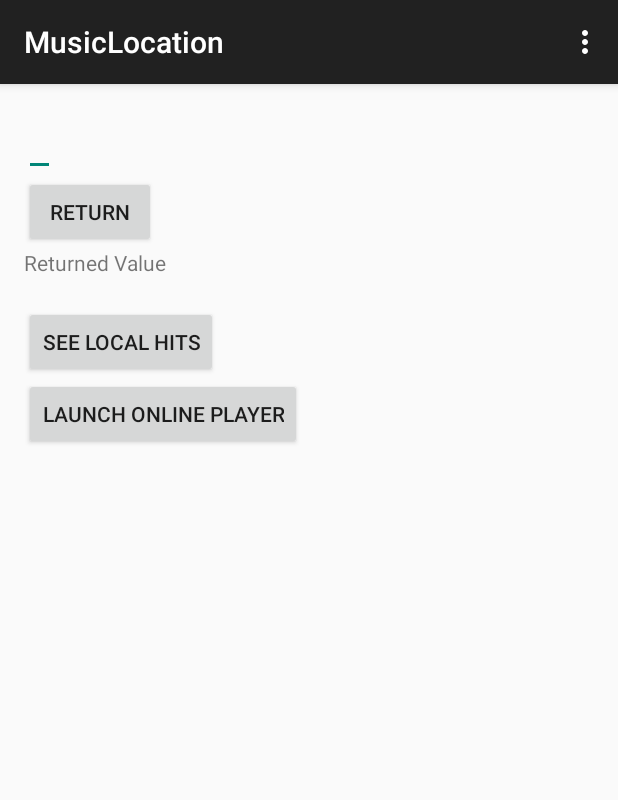
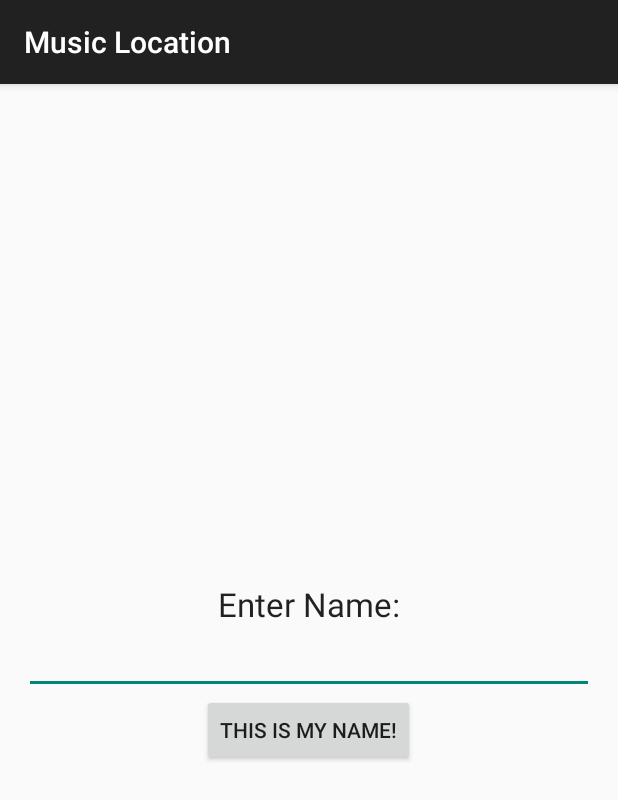
Before and after one commit to Ra1nWarden/CS4720_Mobile_Apps, an Android app: the screen it shows after launch (MainActivity before the commit, StartActivity after it), on a phone screen of 412 x 824 dp. Shown: the top 800 px of the screen. Run offline under Robolectric (Android 15) with nearby library versions, the phone set to English and light mode, and no system bars.

```diff
--- /dev/null
+++ b/MusicLocation/app/src/main/java/edu/virginia/cs/musiclocation/StartActivity.java
@@ -0,0 +1,84 @@
+package edu.virginia.cs.musiclocation;
+
+import android.content.ContentValues;
+import android.content.Intent;
+import android.database.sqlite.SQLiteCursor;
+import android.database.sqlite.SQLiteDatabase;
+import android.support.v7.app.AppCompatActivity;
+import android.os.Bundle;
+import android.util.Log;
+import android.view.Menu;
+import android.view.MenuItem;
+import android.view.View;
+import android.widget.Button;
+import android.widget.EditText;
+import android.widget.TextView;
+
+import java.io.File;
+
+public class StartActivity extends AppCompatActivity {
+
+    private Button submitButton;
+    private TextView returnValue;
+    private EditText editValue;
+    private SQLiteDatabase database;
+    private String database_path;
+
+    @Override
+    protected void onCreate(Bundle savedInstanceState) {
+        super.onCreate(savedInstanceState);
+        setContentView(R.layout.activity_start);
+
+        submitButton = (Button) findViewById(R.id.returnInput);
+        returnValue = (TextView) findViewById(R.id.returned);
+        editValue = (EditText) findViewById(R.id.editText);
+
+        //Initialize Database
+        database_path=getApplicationInfo().dataDir+"/musicData.db";
+        File dbCheck=new File(database_path);
+        if (dbCheck.exists()) {
+            Intent i = new Intent(StartActivity.this, MainActivity.class);
+            startActivity(i);
+        }
+
+        database= SQLiteDatabase.openOrCreateDatabase(database_path, null);
+        //This is the table for metadata (such as name)
+        database.execSQL("CREATE TABLE IF NOT EXISTS meta("+
+                "Name VARCHAR(100)"+
+                ")");
+        //This is the table for a local list of songs
+        database.execSQL("CREATE TABLE IF NOT EXISTS songList(" +
+                "ID INTEGER," +
+                "Ref VARCHAR(12)" +
+                ")");
+        //This is the table for each grid quad you enter (supports up to 999 top songs)
+        database.execSQL("CREATE TABLE IF NOT EXISTS GPSList(" +
+                "LONG DOUBLE," +
+                "LAT DOUBLE," +
+                "Ref VARCHAR(320)" +
+                ")");
+
+        SQLiteCursor meta_c=(SQLiteCursor)database.rawQuery("SELECT * FROM meta",null);
+        if (meta_c.getCount()>0) {
+            meta_c.moveToFirst();
+        }
+        else {
+            database.execSQL("INSERT INTO meta VALUES (\"\")");
+        }
+        meta_c.close();
+
+        submitButton.setOnClickListener(new View.OnClickListener() {
+            @Override
+            public void onClick(View v) {
+                ContentValues cv = new ContentValues();
+                cv.put("name", editValue.getText().toString());
+                database.update("meta", cv, null, null);
+                database.close();
+                Intent i = new Intent(StartActivity.this, MainActivity.class);
+                startActivity(i);
+            }
+        });
+
+    }
+
+}
--- /dev/null
+++ b/MusicLocation/app/src/main/res/layout/activity_start.xml
@@ -0,0 +1,33 @@
+<RelativeLayout xmlns:android="http://schemas.android.com/apk/res/android"
+    xmlns:tools="http://schemas.android.com/tools" android:layout_width="match_parent"
+    android:layout_height="match_parent" android:paddingLeft="@dimen/activity_horizontal_margin"
+    android:paddingRight="@dimen/activity_horizontal_margin"
+    android:paddingTop="@dimen/activity_vertical_margin"
+    android:paddingBottom="@dimen/activity_vertical_margin"
+    tools:context="edu.virginia.cs.musiclocation.StartActivity">
+
+    <EditText
+        android:layout_width="fill_parent"
+        android:layout_height="wrap_content"
+        android:id="@+id/editText"
+        android:layout_centerVertical="true"
+        android:layout_centerHorizontal="true"
+        android:layout_gravity="center_vertical" />
+
+    <Button
+        android:layout_width="wrap_content"
+        android:layout_height="wrap_content"
+        android:text="This Is My Name!"
+        android:id="@+id/returnInput"
+        android:layout_below="@+id/editText"
+        android:layout_centerHorizontal="true" />
+
+    <TextView
+        android:layout_width="wrap_content"
+        android:layout_height="wrap_content"
+        android:textAppearance="?android:attr/textAppearanceLarge"
+        android:text="Enter Name:"
+        android:id="@+id/returned"
+        android:layout_above="@+id/editText"
+        android:layout_centerHorizontal="true" />
+</RelativeLayout>
--- a/MusicLocation/app/src/main/res/layout/main_activity.xml
+++ b/MusicLocation/app/src/main/res/layout/main_activity.xml
@@ -9,32 +9,13 @@
               android:paddingTop="@dimen/activity_vertical_margin"
               tools:context=".MainActivity">
 
-    <EditText
-        android:id="@+id/editText"
+    <TextView
         android:layout_width="wrap_content"
         android:layout_height="wrap_content"
-        android:layout_alignParentLeft="true"
-        android:layout_alignParentStart="true"
-        android:layout_alignParentTop="true"/>
-
-    <Button
-        android:id="@+id/returnInput"
-        android:layout_width="wrap_content"
-        android:layout_height="wrap_content"
-        android:layout_alignBottom="@+id/editText"
-        android:layout_alignParentTop="true"
-        android:layout_toEndOf="@+id/editText"
-        android:layout_toRightOf="@+id/editText"
-        android:text="Return"/>
-
-    <TextView
-        android:id="@+id/returned"
-        android:layout_width="wrap_content"
-        android:layout_height="wrap_content"
-        android:layout_alignParentLeft="true"
-        android:layout_alignParentStart="true"
-        android:layout_below="@+id/editText"
-        android:text="Returned Value"/>
+        android:textAppearance="?android:attr/textAppearanceLarge"
+        android:text="Music Player"
+        android:id="@+id/name"
+        android:layout_gravity="center_horizontal" />
 
     <TextView
         android:id="@+id/loc"
--- a/MusicLocation/app/src/main/res/values/strings.xml
+++ b/MusicLocation/app/src/main/res/values/strings.xml
@@ -1,7 +1,9 @@
 <resources>
-    <string name="app_name">MusicLocation</string>
+    <string name="app_name">Music Location</string>
 
     <string name="hello_world">Hello world!</string>
     <string name="action_settings">Settings</string>
     <string name="title_activity_popular">Popular</string>
+    <string name="title_activity_startup">Startup</string>
+    <string name="title_activity_start">StartActivity</string>
 </resources>
```
Also changed, not shown: MusicLocation/app/src/main/AndroidManifest.xml (+21 -18 lines), MusicLocation/app/src/main/java/edu/virginia/cs/musiclocation/MainActivity.java (+7 -36 lines), MusicLocation/app/src/main/res/menu/menu_start.xml (added, +7 -0 lines).
